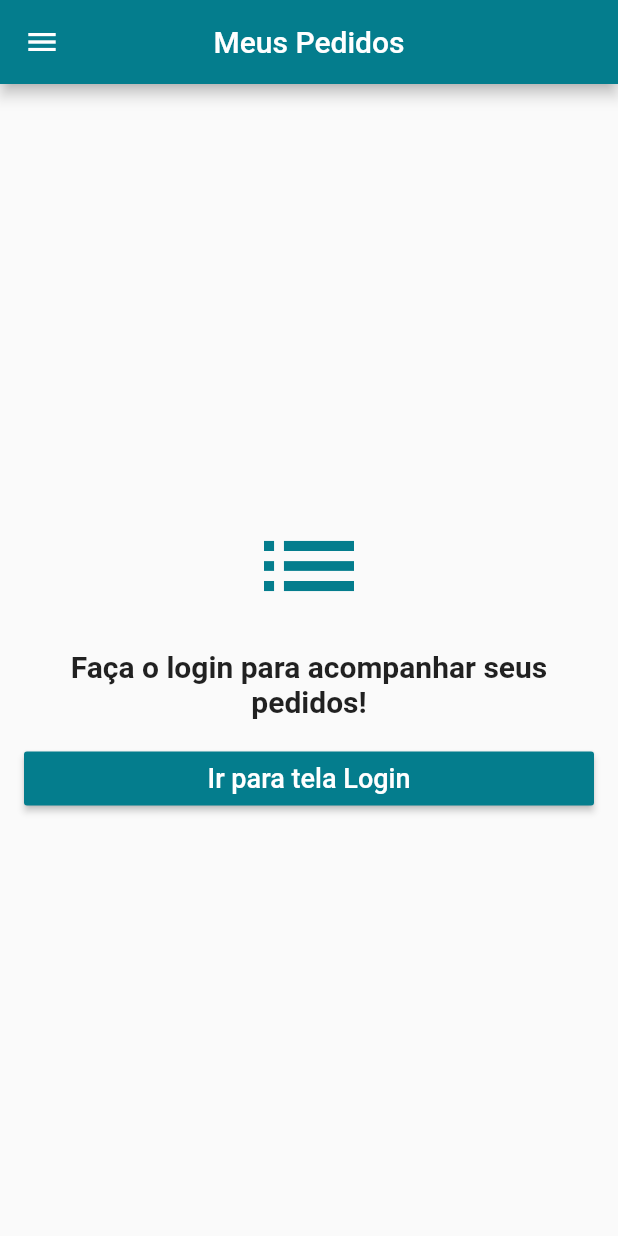
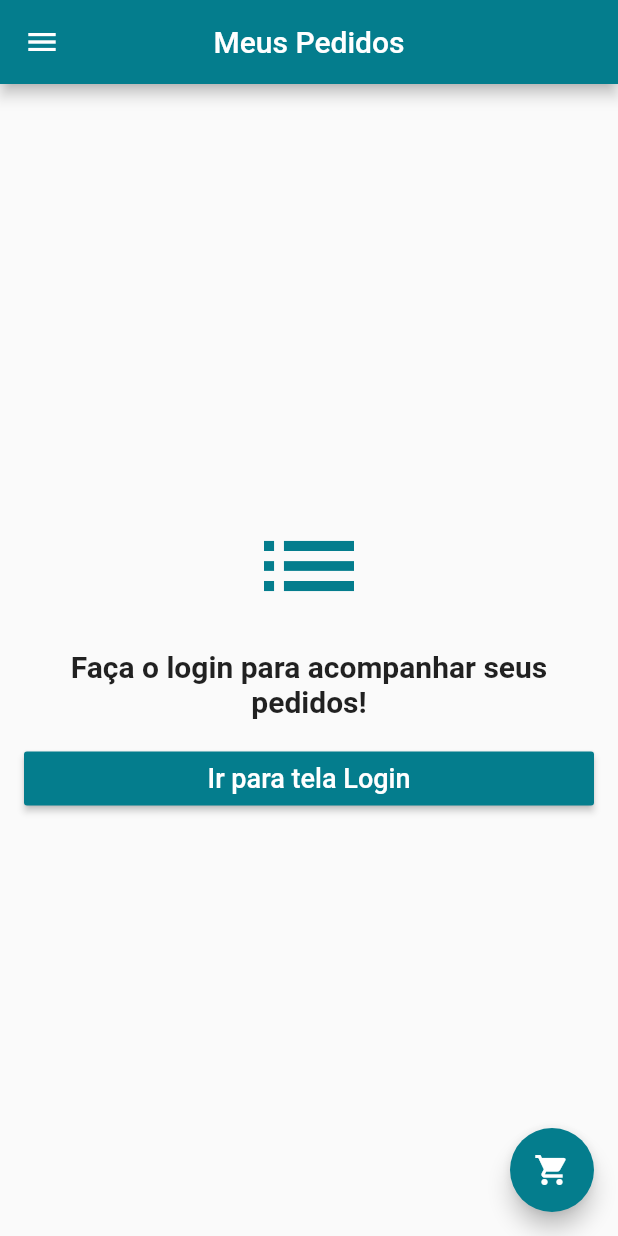
Before and after one commit to JacksonECO/Loja_Virtual, a Flutter app: the screen it shows after launch, swiped to page 4, on a phone screen of 412 x 824 dp. Run offline on Flutter 3.47's test engine with Material 2 defaults, Android fonts, the phone set to English and light mode, and no system bars; our stand-ins replace carousel_pro, cloud_firestore, firebase_auth, google_sign_in, transparent_image; missing offline and left inert: flutter_facebook_login; accounts and stored records are empty.

Commit message:
Tela de Lojas concluida

```diff
--- a/loja_virtual/lib/main_screen.dart
+++ b/loja_virtual/lib/main_screen.dart
@@ -1,6 +1,7 @@
 import 'package:flutter/material.dart';
 import 'package:lojavirtual/card_bottom.dart';
 import 'package:lojavirtual/order_tab.dart';
+import 'package:lojavirtual/places_tab.dart';
 import 'package:lojavirtual/products_tab.dart';
 import 'drawer_custom.dart';
 import 'main_tab.dart';
@@ -25,13 +26,20 @@ class HomeScreen extends StatelessWidget {
         Scaffold(
           body: HomeTab(),
           drawer: CustomDrawer(_pagesController),
+          floatingActionButton: CardBottom(),
         ),
 
 
 
         Scaffold(
-          body: HomeTab(),
+          appBar: AppBar(
+            title: Text("Lojas"),
+            centerTitle: true,
+            elevation: 5,
+          ),
+          body: PlacesTab(),
           drawer: CustomDrawer(_pagesController),
+          floatingActionButton: CardBottom(),
         ),
         Scaffold(
           appBar: AppBar(
@@ -40,6 +48,7 @@ class HomeScreen extends StatelessWidget {
           ),
           body: OrderTab(),
           drawer: CustomDrawer(_pagesController),
+          floatingActionButton: CardBottom(),
         ),
       ],
     );
--- a/loja_virtual/lib/order_tab.dart
+++ b/loja_virtual/lib/order_tab.dart
@@ -5,6 +5,7 @@ import 'package:lojavirtual/order_tile.dart';
 import 'package:lojavirtual/user_model.dart';
 
 class OrderTab extends StatelessWidget {
+
   @override
   Widget build(BuildContext context){
     if(UserModel.of(context).isLoggedIn()){
@@ -20,7 +21,7 @@ class OrderTab extends StatelessWidget {
           }
           else{
             return ListView(
-              children: snapshot.data.documents.map((doc)=>OrderTile(doc.documentID)).toList(),
+                 children: snapshot.data.documents.map((doc)=>OrderTile(doc.documentID)).toList(),
             );
           }
         },
```
Also changed, not shown: loja_virtual/lib/places_tab.dart (added, +94 -0 lines).
